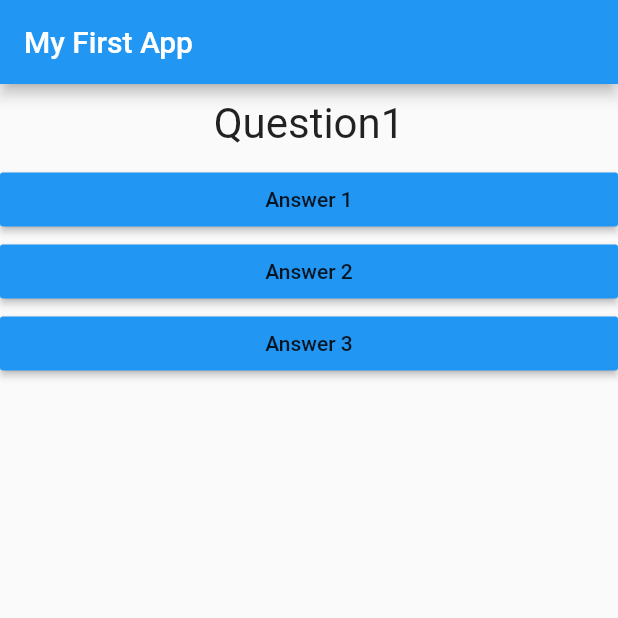
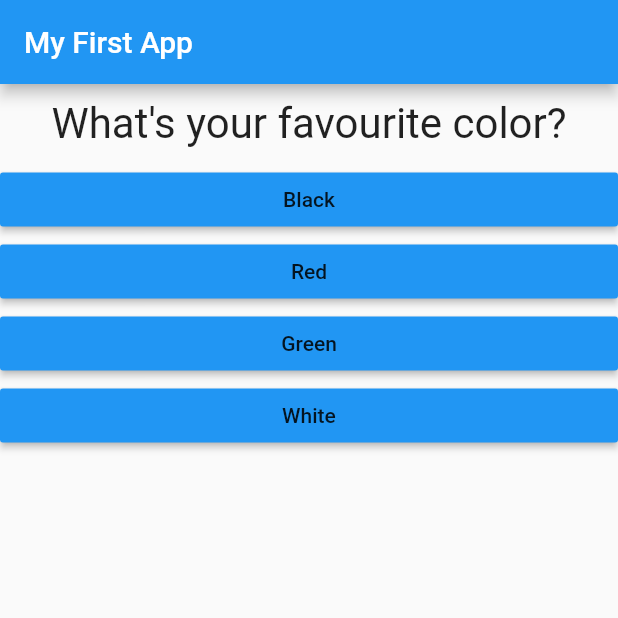
Before and after one commit to AgMyoMyint/learning-flutter, a Flutter app: the screen it shows after launch, on a phone screen of 412 x 824 dp, the top half of it. Run offline on Flutter 3.47's test engine with Material 2 defaults, Android fonts, the phone set to English and light mode, and no system bars.

```diff
--- a/flutter_complete_guide/lib/main.dart
+++ b/flutter_complete_guide/lib/main.dart
@@ -19,7 +19,21 @@ class MyApp extends StatefulWidget{
 class MyAppState extends State<MyApp>{
 
   var questionIndex = 0;
-  var questions = [ "Question1 ", "Question 2", "Question 3"];
+  var questions = [
+    {
+      "questionText": "What's your favourite color?",
+      'answers': ['Black', 'Red', 'Green', 'White'],
+    },
+    {
+      "questionText": "What's your favourite animal?",
+      'answers': ['Rabbit', 'Snake', 'Elephant', 'Lion'],
+    },
+    {
+      "questionText": "What's your favourite instructors?",
+      'answers': ['Max1', 'Max2', 'Max3', 'Max4'],
+    },
+
+  ];
 
   @override
   Widget build(BuildContext context){
@@ -33,10 +47,10 @@ class MyAppState extends State<MyApp>{
 
           Column(children :
           [
-            Question(questions[questionIndex]),
-            Answer("Answer 1",answerQuestions),
-            Answer("Answer 2",answerQuestions),
-            Answer("Answer 3",answerQuestions),
+            Question(questions[questionIndex]['questionText']),
+            ...(questions[questionIndex]['answers'] as List<String>).map((answer){
+              return Answer(answer, answerQuestions);
+            }).toList()
           ],
           )
 
```
Also changed, not shown: 1 other file.
